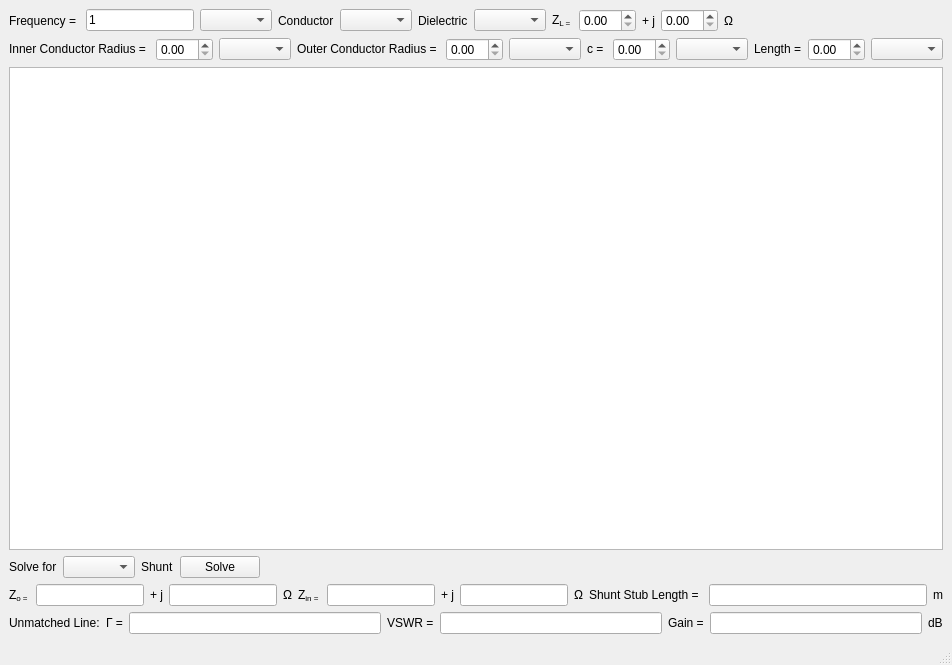
This is main_gui.ui in cativenom/CoaxCableProject as Qt 5 draws it before an edit. The edited form follows.
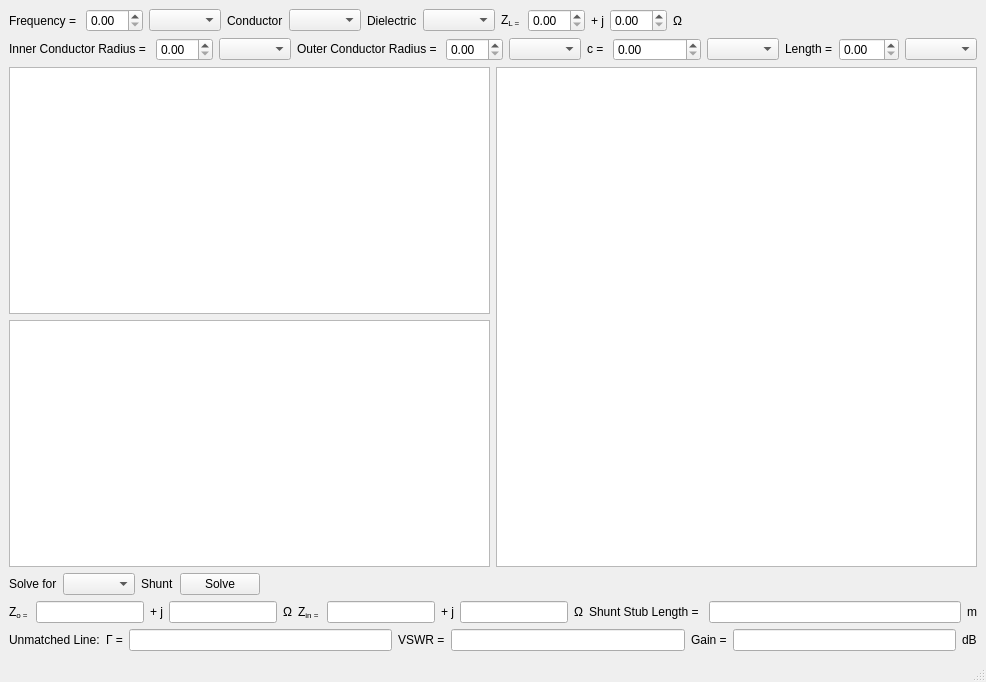
This is the edited form.

Commit message: Added visual for frequency and started working on the circuit diagram

The edit to the form file:
```diff
--- a/main_gui.ui
+++ b/main_gui.ui
@@ -6,17 +6,17 @@
    <rect>
     <x>0</x>
     <y>0</y>
-    <width>915</width>
-    <height>665</height>
+    <width>986</width>
+    <height>682</height>
    </rect>
   </property>
   <property name="windowTitle">
    <string>MainWindow</string>
   </property>
   <widget class="QWidget" name="centralwidget">
-   <layout class="QVBoxLayout" name="verticalLayout_4">
+   <layout class="QVBoxLayout" name="verticalLayout_5">
     <item>
-     <layout class="QVBoxLayout" name="verticalLayout_3">
+     <layout class="QVBoxLayout" name="verticalLayout_4">
       <item>
        <layout class="QVBoxLayout" name="verticalLayout">
         <item>
@@ -31,11 +31,7 @@
              </widget>
             </item>
             <item>
-             <widget class="QLineEdit" name="freqlineEdit">
-              <property name="text">
-               <string>1</string>
-              </property>
-             </widget>
+             <widget class="QDoubleSpinBox" name="freqlineEdit"/>
             </item>
             <item>
              <widget class="QComboBox" name="hzUnits">
@@ -268,7 +264,35 @@
        </layout>
       </item>
       <item>
-       <widget class="QGraphicsView" name="graphicsView"/>
+       <layout class="QHBoxLayout" name="horizontalLayout_22">
+        <item>
+         <layout class="QVBoxLayout" name="verticalLayout_3">
+          <item>
+           <widget class="QGraphicsView" name="wave_view">
+            <property name="sizePolicy">
+             <sizepolicy hsizetype="Expanding" vsizetype="Expanding">
+              <horstretch>0</horstretch>
+              <verstretch>0</verstretch>
+             </sizepolicy>
+            </property>
+           </widget>
+          </item>
+          <item>
+           <widget class="QGraphicsView" name="circuit_view">
+            <property name="sizePolicy">
+             <sizepolicy hsizetype="Expanding" vsizetype="Expanding">
+              <horstretch>0</horstretch>
+              <verstretch>0</verstretch>
+             </sizepolicy>
+            </property>
+           </widget>
+          </item>
+         </layout>
+        </item>
+        <item>
+         <widget class="QGraphicsView" name="graphicsView"/>
+        </item>
+       </layout>
       </item>
       <item>
        <layout class="QVBoxLayout" name="verticalLayout_2">
```
Left out of the diff: 6 changed lines with no effect on the pictures. The commit also changes 2 other files.
